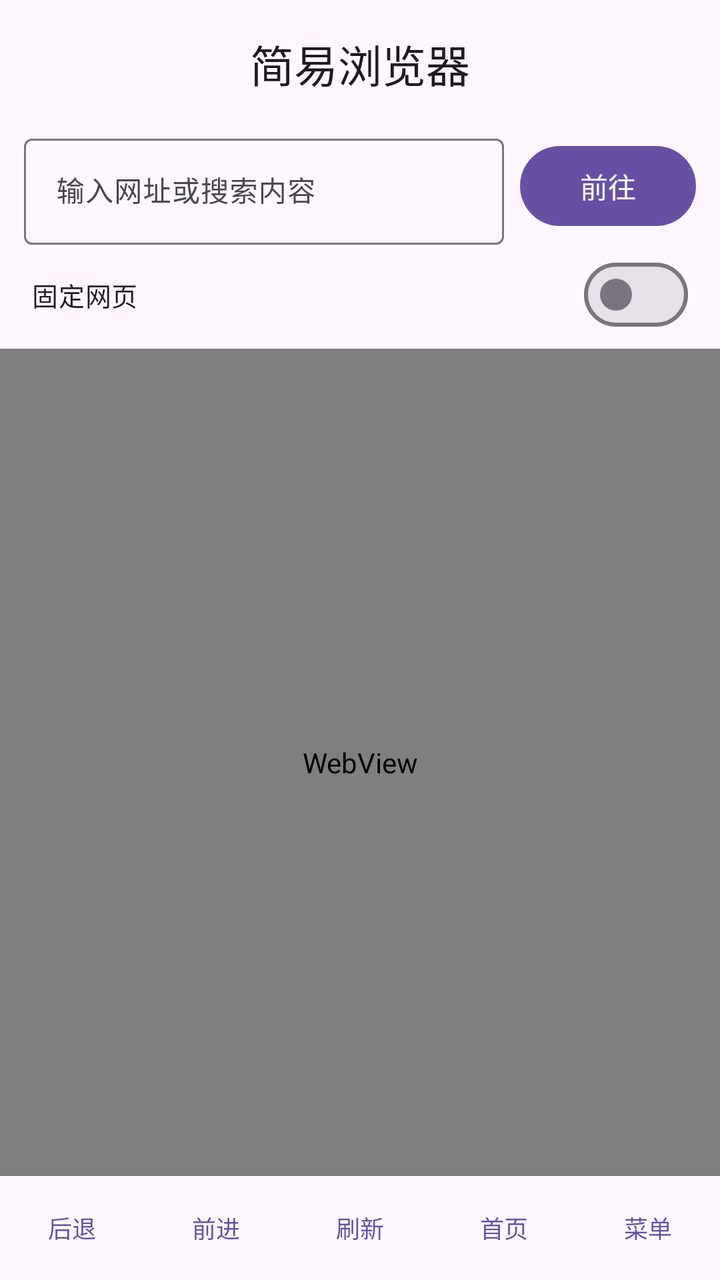
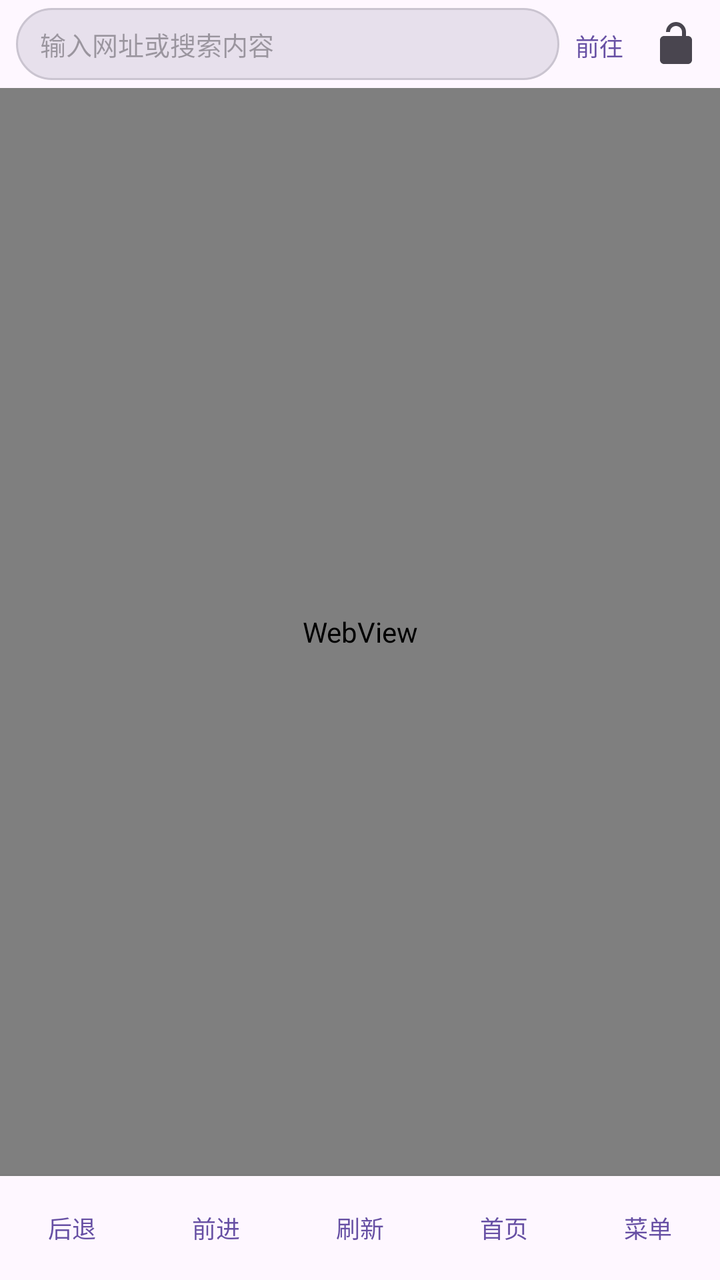

Two renders of the same Android screen: before a commit and after it. Below are the layout's source before the change and the commit's diff.
<!-- AndroidManifest.xml: application theme Theme.SimpleBrowser -->
<!-- res/layout/activity_main.xml -->
<?xml version="1.0" encoding="utf-8"?>
<androidx.coordinatorlayout.widget.CoordinatorLayout xmlns:android="http://schemas.android.com/apk/res/android"
    xmlns:app="http://schemas.android.com/apk/res-auto"
    android:id="@+id/root"
    android:layout_width="match_parent"
    android:layout_height="match_parent">

    <LinearLayout
        android:layout_width="match_parent"
        android:layout_height="match_parent"
        android:orientation="vertical">

        <com.google.android.material.appbar.AppBarLayout
            android:id="@+id/appBar"
            android:layout_width="match_parent"
            android:layout_height="wrap_content"
            android:background="?attr/colorSurface">

            <com.google.android.material.appbar.MaterialToolbar
                android:id="@+id/toolbar"
                android:layout_width="match_parent"
                android:layout_height="?attr/actionBarSize"
                app:title="@string/app_name"
                app:titleCentered="true" />

            <LinearLayout
                android:layout_width="match_parent"
                android:layout_height="wrap_content"
                android:gravity="center_vertical"
                android:orientation="horizontal"
                android:paddingStart="12dp"
                android:paddingEnd="12dp"
                android:paddingBottom="4dp">

                <com.google.android.material.textfield.TextInputLayout
                    style="@style/Widget.Material3.TextInputLayout.OutlinedBox"
                    android:layout_width="0dp"
                    android:layout_height="wrap_content"
                    android:layout_weight="1"
                    app:boxBackgroundMode="outline">

                    <com.google.android.material.textfield.TextInputEditText
                        android:id="@+id/etAddress"
                        android:layout_width="match_parent"
                        android:layout_height="wrap_content"
                        android:hint="@string/address_hint"
                        android:imeOptions="actionGo"
                        android:inputType="textUri"
                        android:maxLines="1"
                        android:textSize="14sp" />
                </com.google.android.material.textfield.TextInputLayout>

                <com.google.android.material.button.MaterialButton
                    android:id="@+id/btnGo"
                    android:layout_width="wrap_content"
                    android:layout_height="wrap_content"
                    android:layout_marginStart="8dp"
                    android:text="@string/go" />
            </LinearLayout>

            <com.google.android.material.materialswitch.MaterialSwitch
                android:id="@+id/switchPin"
                android:layout_width="match_parent"
                android:layout_height="wrap_content"
                android:paddingStart="16dp"
                android:paddingEnd="16dp"
                android:paddingBottom="6dp"
                android:text="@string/pin_site"
                android:textSize="13sp" />

            <com.google.android.material.progressindicator.LinearProgressIndicator
                android:id="@+id/progress"
                android:layout_width="match_parent"
                android:layout_height="wrap_content"
                android:max="100"
                android:visibility="gone"
                app:trackThickness="3dp" />
        </com.google.android.material.appbar.AppBarLayout>

        <WebView
            android:id="@+id/webView"
            android:layout_width="match_parent"
            android:layout_height="0dp"
            android:layout_weight="1" />

        <LinearLayout
            android:id="@+id/bottomBar"
            android:layout_width="match_parent"
            android:layout_height="wrap_content"
            android:background="?attr/colorSurface"
            android:elevation="4dp"
            android:orientation="horizontal"
            android:paddingTop="2dp"
            android:paddingBottom="2dp">

            <com.google.android.material.button.MaterialButton
                android:id="@+id/btnBack"
                style="@style/Widget.Material3.Button.TextButton"
                android:layout_width="0dp"
                android:layout_height="wrap_content"
                android:layout_weight="1"
                android:minWidth="0dp"
                android:paddingStart="2dp"
                android:paddingEnd="2dp"
                android:text="@string/back"
                android:textSize="12sp" />

            <com.google.android.material.button.MaterialButton
                android:id="@+id/btnForward"
                style="@style/Widget.Material3.Button.TextButton"
                android:layout_width="0dp"
                android:layout_height="wrap_content"
                android:layout_weight="1"
                android:minWidth="0dp"
                android:paddingStart="2dp"
                android:paddingEnd="2dp"
                android:text="@string/forward"
                android:textSize="12sp" />

            <com.google.android.material.button.MaterialButton
                android:id="@+id/btnRefresh"
                style="@style/Widget.Material3.Button.TextButton"
                android:layout_width="0dp"
                android:layout_height="wrap_content"
                android:layout_weight="1"
                android:minWidth="0dp"
                android:paddingStart="2dp"
                android:paddingEnd="2dp"
                android:text="@string/refresh"
                android:textSize="12sp" />

            <com.google.android.material.button.MaterialButton
                android:id="@+id/btnHome"
                style="@style/Widget.Material3.Button.TextButton"
                android:layout_width="0dp"
                android:layout_height="wrap_content"
                android:layout_weight="1"
                android:minWidth="0dp"
                android:paddingStart="2dp"
                android:paddingEnd="2dp"
                android:text="@string/home"
                android:textSize="12sp" />

            <com.google.android.material.button.MaterialButton
                android:id="@+id/btnMore"
                style="@style/Widget.Material3.Button.TextButton"
                android:layout_width="0dp"
                android:layout_height="wrap_content"
                android:layout_weight="1"
                android:minWidth="0dp"
                android:paddingStart="2dp"
                android:paddingEnd="2dp"
                android:text="@string/more"
                android:textSize="12sp" />
        </LinearLayout>
    </LinearLayout>

</androidx.coordinatorlayout.widget.CoordinatorLayout>
<!-- resources referenced by this layout -->
<resources>
  <string name="address_hint">输入网址或搜索内容</string>
  <string name="app_name">简易浏览器</string>
  <string name="back">后退</string>
  <string name="forward">前进</string>
  <string name="go">前往</string>
  <string name="home">首页</string>
  <string name="more">菜单</string>
  <string name="pin_site">固定网页</string>
  <string name="refresh">刷新</string>
  <style name="Theme.SimpleBrowser" parent="Theme.Material3.DayNight.NoActionBar">
          <item name="colorPrimary">@color/purple_500</item>
          <item name="colorPrimaryDark">@color/purple_700</item>
          <item name="colorSecondary">@color/teal_200</item>
          <item name="android:statusBarColor">?attr/colorPrimaryDark</item>
          <item name="android:windowLightStatusBar">false</item>
      </style>
  <color name="purple_500">#FF6750A4</color>
  <color name="purple_700">#FF4F378B</color>
  <color name="teal_200">#FFB2DFDB</color>
</resources>

<!-- the commit's change to res/layout/activity_main.xml (unified diff, before → after) -->
@@ -16,57 +16,55 @@
             android:layout_height="wrap_content"
             android:background="?attr/colorSurface">
 
-            <com.google.android.material.appbar.MaterialToolbar
-                android:id="@+id/toolbar"
+            <LinearLayout
+                android:id="@+id/topBar"
                 android:layout_width="match_parent"
-                android:layout_height="?attr/actionBarSize"
-                app:title="@string/app_name"
-                app:titleCentered="true" />
-
-            <LinearLayout
-                android:layout_width="match_parent"
-                android:layout_height="wrap_content"
+                android:layout_height="44dp"
                 android:gravity="center_vertical"
                 android:orientation="horizontal"
-                android:paddingStart="12dp"
-                android:paddingEnd="12dp"
+                android:paddingStart="8dp"
+                android:paddingTop="4dp"
+                android:paddingEnd="4dp"
                 android:paddingBottom="4dp">
 
-                <com.google.android.material.textfield.TextInputLayout
-                    style="@style/Widget.Material3.TextInputLayout.OutlinedBox"
+                <EditText
+                    android:id="@+id/etAddress"
                     android:layout_width="0dp"
-                    android:layout_height="wrap_content"
+                    android:layout_height="36dp"
                     android:layout_weight="1"
-                    app:boxBackgroundMode="outline">
-
-                    <com.google.android.material.textfield.TextInputEditText
-                        android:id="@+id/etAddress"
-                        android:layout_width="match_parent"
-                        android:layout_height="wrap_content"
-                        android:hint="@string/address_hint"
-                        android:imeOptions="actionGo"
-                        android:inputType="textUri"
-                        android:maxLines="1"
-                        android:textSize="14sp" />
-                </com.google.android.material.textfield.TextInputLayout>
+                    android:background="@drawable/bg_address"
+                    android:hint="@string/address_hint"
+                    android:imeOptions="actionGo"
+                    android:importantForAutofill="no"
+                    android:inputType="textUri"
+                    android:maxLines="1"
+                    android:paddingStart="12dp"
+                    android:paddingEnd="12dp"
+                    android:textSize="13sp" />
 
                 <com.google.android.material.button.MaterialButton
                     android:id="@+id/btnGo"
+                    style="@style/Widget.Material3.Button.TextButton"
                     android:layout_width="wrap_content"
-                    android:layout_height="wrap_content"
-                    android:layout_marginStart="8dp"
-                    android:text="@string/go" />
+                    android:layout_height="36dp"
+                    android:minWidth="0dp"
+                    android:paddingStart="8dp"
+                    android:paddingEnd="8dp"
+                    android:text="@string/go"
+                    android:textSize="12sp" />
+
+                <ImageButton
+                    android:id="@+id/btnPin"
+                    android:layout_width="36dp"
+                    android:layout_height="36dp"
+                    android:background="?attr/selectableItemBackgroundBorderless"
+                    android:contentDescription="@string/pin_site"
+                    android:padding="6dp"
+                    android:scaleType="fitCenter"
+                    android:src="@drawable/ic_lock_open_24"
+                    android:tooltipText="@string/pin_site"
+                    app:tint="?attr/colorControlNormal" />
             </LinearLayout>
-
-            <com.google.android.material.materialswitch.MaterialSwitch
-                android:id="@+id/switchPin"
-                android:layout_width="match_parent"
-                android:layout_height="wrap_content"
-                android:paddingStart="16dp"
-                android:paddingEnd="16dp"
-                android:paddingBottom="6dp"
-                android:text="@string/pin_site"
-                android:textSize="13sp" />
 
             <com.google.android.material.progressindicator.LinearProgressIndicator
                 android:id="@+id/progress"
@@ -74,7 +72,7 @@
                 android:layout_height="wrap_content"
                 android:max="100"
                 android:visibility="gone"
-                app:trackThickness="3dp" />
+                app:trackThickness="2dp" />
         </com.google.android.material.appbar.AppBarLayout>
 
         <WebView
<!-- resource entries referenced after the edit -->
@@ -1,7 +1,27 @@
 <!-- resources referenced by this layout -->
 <resources>
+  <!-- drawable bg_address (drawable) -->
+  <?xml version="1.0" encoding="utf-8"?>
+  <shape xmlns:android="http://schemas.android.com/apk/res/android"
+      android:shape="rectangle">
+      <solid android:color="?attr/colorSurfaceVariant" />
+      <stroke
+          android:width="1dp"
+          android:color="?attr/colorOutlineVariant" />
+      <corners android:radius="18dp" />
+  </shape>
+  <!-- drawable ic_lock_open_24 (drawable) -->
+  <?xml version="1.0" encoding="utf-8"?>
+  <vector xmlns:android="http://schemas.android.com/apk/res/android"
+      android:width="24dp"
+      android:height="24dp"
+      android:viewportWidth="24"
+      android:viewportHeight="24">
+      <path
+          android:fillColor="#FF000000"
+          android:pathData="M12,17c1.1,0 2,-0.9 2,-2s-0.9,-2 -2,-2 -2,0.9 -2,2 0.9,2 2,2zM18,8h-1V6c0,-2.76 -2.24,-5 -5,-5S7,3.24 7,6h2c0,-1.66 1.34,-3 3,-3s3,1.34 3,3v2H6c-1.1,0 -2,0.9 -2,2v10c0,1.1 0.9,2 2,2h12c1.1,0 2,-0.9 2,-2V10c0,-1.1 -0.9,-2 -2,-2z" />
+  </vector>
   <string name="address_hint">输入网址或搜索内容</string>
-  <string name="app_name">简易浏览器</string>
   <string name="back">后退</string>
   <string name="forward">前进</string>
   <string name="go">前往</string>
